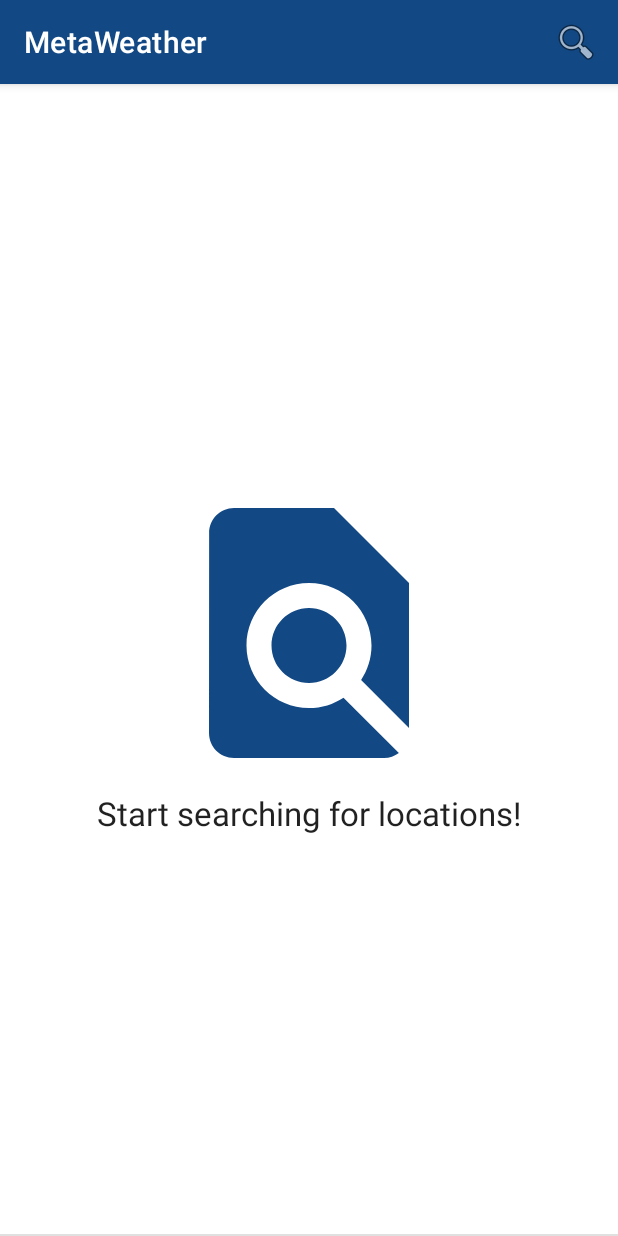
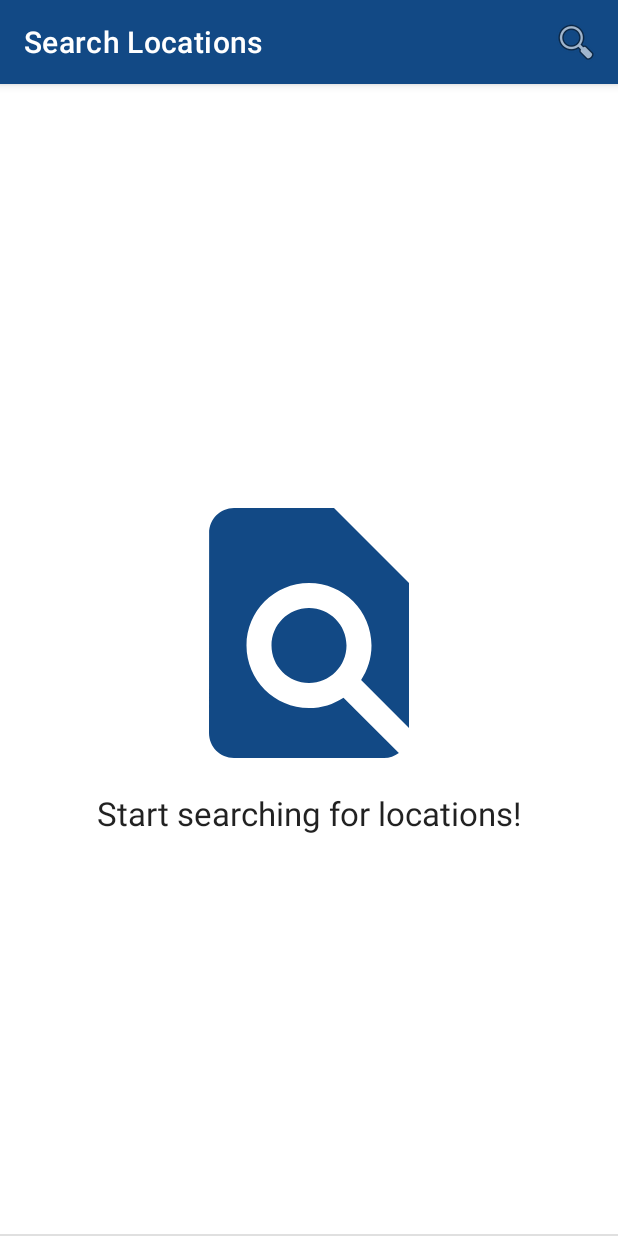
Before and after one commit to david99999/MetaWeather, an Android app: the screen it shows after launch (WeatherExplorerActivity), on a phone screen of 412 x 824 dp. Run offline under Robolectric (Android 15) with nearby library versions, the phone set to English and light mode, and no system bars; our stand-ins replace Dagger/Hilt's generated code, navigation-ui; libraries missing offline, so code that uses them is left out: com.jakewharton.retrofit2.

Commit message:
added navigation animations

```diff
--- a/app/src/main/java/com/demo/metaweather/screens/WeatherExplorerActivity.kt
+++ b/app/src/main/java/com/demo/metaweather/screens/WeatherExplorerActivity.kt
@@ -2,6 +2,8 @@ package com.demo.metaweather.screens
 
 import android.os.Bundle
 import androidx.appcompat.app.AppCompatActivity
+import androidx.navigation.findNavController
+import androidx.navigation.ui.NavigationUI
 import com.demo.metaweather.R
 import com.demo.metaweather.utils.SPLASH_SECONDS
 import com.demo.metaweather.utils.showSplash
@@ -10,9 +12,17 @@ import java.util.concurrent.TimeUnit
 
 @AndroidEntryPoint
 class WeatherExplorerActivity : AppCompatActivity() {
+
+    private val navController by lazy { findNavController(R.id.navHostWeatherExplorer) }
+
     override fun onCreate(savedInstanceState: Bundle?) {
         showSplash(savedInstanceState, TimeUnit.SECONDS.toMillis(SPLASH_SECONDS))
         super.onCreate(savedInstanceState)
         setContentView(R.layout.activity_main)
+        NavigationUI.setupActionBarWithNavController(this, navController)
+    }
+
+    override fun onSupportNavigateUp(): Boolean {
+        return navController.navigateUp() || super.onSupportNavigateUp()
     }
 }
--- a/app/src/main/java/com/demo/metaweather/screens/details/LocationDetailsFragment.kt
+++ b/app/src/main/java/com/demo/metaweather/screens/details/LocationDetailsFragment.kt
@@ -1,9 +1,24 @@
 package com.demo.metaweather.screens.details
 
+import android.os.Bundle
+import android.view.LayoutInflater
+import android.view.View
+import android.view.ViewGroup
 import androidx.fragment.app.Fragment
+import androidx.navigation.fragment.navArgs
+import com.demo.metaweather.databinding.FragmentLocationDetailsBinding
 import dagger.hilt.android.AndroidEntryPoint
 
 @AndroidEntryPoint
-class LocationDetailsFragment : Fragment(){
+class LocationDetailsFragment : Fragment() {
+
+    private lateinit var content: FragmentLocationDetailsBinding
+    private val args:LocationDetailsFragmentArgs by navArgs()
+
+    override fun onCreateView(inflater: LayoutInflater, parent: ViewGroup?, state: Bundle?): View {
+        content = FragmentLocationDetailsBinding.inflate(inflater, parent, false)
+        content.locationDetails.text = args.whereOnEarthId.toString()
+        return content.root
+    }
 
 }
--- a/app/src/main/java/com/demo/metaweather/screens/search/LocationSearchFragment.kt
+++ b/app/src/main/java/com/demo/metaweather/screens/search/LocationSearchFragment.kt
@@ -12,6 +12,7 @@ import androidx.core.view.isVisible
 import androidx.fragment.app.Fragment
 import androidx.fragment.app.viewModels
 import androidx.lifecycle.lifecycleScope
+import androidx.navigation.fragment.findNavController
 import androidx.recyclerview.widget.DividerItemDecoration
 import androidx.recyclerview.widget.LinearLayoutManager
 import androidx.recyclerview.widget.LinearLayoutManager.HORIZONTAL
@@ -80,8 +81,12 @@ class LocationSearchFragment : Fragment() {
     }
 
     private fun locationClickListener(locationItem: LocationItem) {
-        Toast.makeText(requireContext(), "location ${locationItem.name} clicked", Toast.LENGTH_LONG)
-            .show()
+        findNavController().navigate(
+            LocationSearchFragmentDirections.openLocationDetails(
+                locationName = locationItem.name,
+                whereOnEarthId = locationItem.whereOnEarthId
+            )
+        )
     }
 
     private fun showLoadingResults() = with(content) {
--- /dev/null
+++ b/app/src/main/res/anim/in_left.xml
@@ -0,0 +1,10 @@
+<?xml version="1.0" encoding="utf-8"?>
+<set xmlns:android="http://schemas.android.com/apk/res/android"
+    android:shareInterpolator="false">
+    <translate
+        android:duration="500"
+        android:fromXDelta="100%"
+        android:fromYDelta="0%"
+        android:toXDelta="0%"
+        android:toYDelta="0%" />
+</set>
--- /dev/null
+++ b/app/src/main/res/anim/in_right.xml
@@ -0,0 +1,10 @@
+<?xml version="1.0" encoding="utf-8"?>
+<set xmlns:android="http://schemas.android.com/apk/res/android"
+    android:shareInterpolator="false">
+    <translate
+        android:duration="500"
+        android:fromXDelta="-100%"
+        android:fromYDelta="0%"
+        android:toXDelta="0%"
+        android:toYDelta="0%" />
+</set>
--- /dev/null
+++ b/app/src/main/res/anim/out_left.xml
@@ -0,0 +1,10 @@
+<?xml version="1.0" encoding="utf-8"?>
+<set xmlns:android="http://schemas.android.com/apk/res/android"
+    android:shareInterpolator="false">
+    <translate
+        android:duration="500"
+        android:fromXDelta="0%"
+        android:fromYDelta="0%"
+        android:toXDelta="-100%"
+        android:toYDelta="0%" />
+</set>
--- /dev/null
+++ b/app/src/main/res/anim/out_right.xml
@@ -0,0 +1,10 @@
+<?xml version="1.0" encoding="utf-8"?>
+<set xmlns:android="http://schemas.android.com/apk/res/android"
+    android:shareInterpolator="false">
+    <translate
+        android:duration="500"
+        android:fromXDelta="0%"
+        android:fromYDelta="0%"
+        android:toXDelta="100%"
+        android:toYDelta="0%" />
+</set>
--- a/app/src/main/res/layout/activity_main.xml
+++ b/app/src/main/res/layout/activity_main.xml
@@ -7,7 +7,7 @@
     tools:context=".screens.WeatherExplorerActivity">
 
     <fragment
-        android:id="@+id/nav_host_fragment_activity_main"
+        android:id="@+id/navHostWeatherExplorer"
         android:name="androidx.navigation.fragment.NavHostFragment"
         android:layout_width="match_parent"
         android:layout_height="0dp"
--- a/app/src/main/res/navigation/mobile_navigation.xml
+++ b/app/src/main/res/navigation/mobile_navigation.xml
@@ -2,13 +2,38 @@
 <navigation xmlns:android="http://schemas.android.com/apk/res/android"
     xmlns:app="http://schemas.android.com/apk/res-auto"
     android:id="@+id/mobile_navigation"
-    app:startDestination="@+id/navigation_location_search">
+    app:startDestination="@+id/navigationLocationSearch">
 
     <fragment
-        android:id="@+id/navigation_location_search"
-        android:name="com.demo.metaweather.screens.search.LocationSearchFragment"/>
+        android:id="@+id/navigationLocationSearch"
+        android:name="com.demo.metaweather.screens.search.LocationSearchFragment"
+        android:label="@string/search_locations_title"
+        app:enterAnim="@anim/nav_default_enter_anim"
+        app:exitAnim="@anim/nav_default_exit_anim"
+        app:popEnterAnim="@anim/nav_default_pop_enter_anim"
+        app:popExitAnim="@anim/nav_default_pop_exit_anim">
+        <action
+            android:id="@+id/openLocationDetails"
+            app:destination="@+id/navigationLocationDetails"
+            app:enterAnim="@anim/in_left"
+            app:exitAnim="@anim/out_left"
+            app:popEnterAnim="@anim/in_right"
+            app:popExitAnim="@anim/out_right" />
+    </fragment>
 
     <fragment
-        android:id="@+id/navigation_location_details"
-        android:name="com.demo.metaweather.screens.details.LocationDetailsFragment"/>
+        android:id="@+id/navigationLocationDetails"
+        android:name="com.demo.metaweather.screens.details.LocationDetailsFragment"
+        android:label="{locationName}"
+        app:enterAnim="@anim/nav_default_enter_anim"
+        app:exitAnim="@anim/nav_default_exit_anim"
+        app:popEnterAnim="@anim/nav_default_pop_enter_anim"
+        app:popExitAnim="@anim/nav_default_pop_exit_anim">
+        <argument
+            android:name="locationName"
+            app:argType="string" />
+        <argument
+            android:name="whereOnEarthId"
+            app:argType="integer" />
+    </fragment>
 </navigation>
--- a/app/src/main/res/values/strings.xml
+++ b/app/src/main/res/values/strings.xml
@@ -4,4 +4,6 @@
     <string name="unexpected_error">Unexpected error: %s</string>
     <string name="start_searching_for_locations">Start searching for locations!</string>
     <string name="no_results">No results for your search criteria</string>
+    <string name="search_locations_title">Search Locations</string>
+    <string name="location_details_title">Location Details</string>
 </resources>
```
